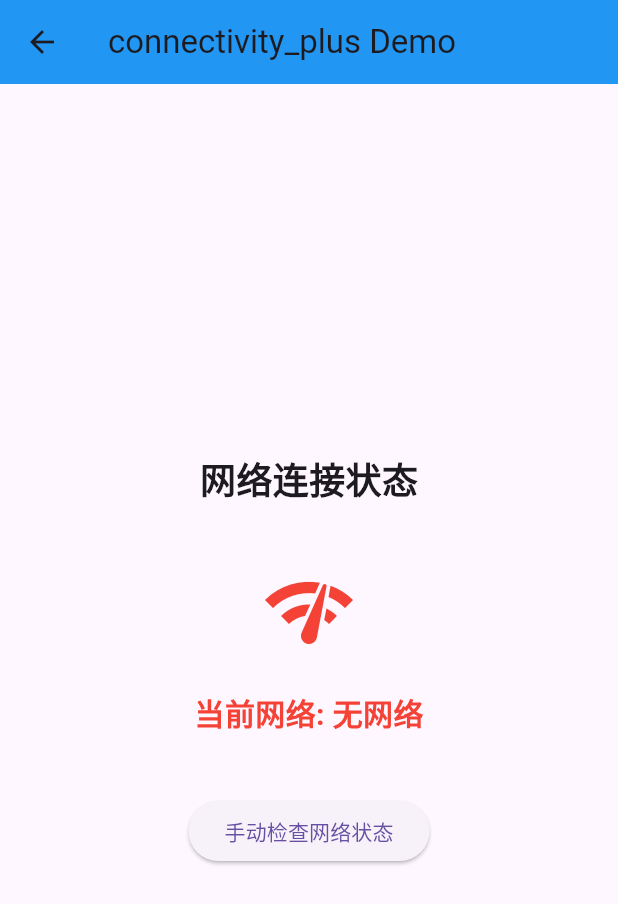
After one commit to haoyuedada/my_app_3_35, a Flutter app: the ConnectivityPlusDemo screen opened directly, after a tap on "手动检查网络状态", on a phone screen of 412 x 824 dp. The commit adds this screen. Shown: the top 904 px of the screen. Run offline on Flutter 3.47's test engine with Material 3 defaults, Android fonts, the phone set to English and light mode, and no system bars; our stand-ins replace audioplayers, connectivity_plus, fluttertoast; missing offline and left inert: flutter_inappwebview; statements that could not run were skipped.

Commit message:
add connectivity_plus

```diff
--- /dev/null
+++ b/lib/samples/connectivity_plus_demo.dart
@@ -0,0 +1,112 @@
+import 'package:flutter/material.dart';
+import 'package:connectivity_plus/connectivity_plus.dart';
+
+class ConnectivityPlusDemo extends StatefulWidget {
+  @override
+  _ConnectivityPlusDemoState createState() => _ConnectivityPlusDemoState();
+}
+
+class _ConnectivityPlusDemoState extends State<ConnectivityPlusDemo> {
+  ConnectivityResult _connectivityResult = ConnectivityResult.none;
+  late Stream<ConnectivityResult> _connectivityStream;
+
+  @override
+  void initState() {
+    super.initState();
+    // 初始化网络连接状态
+    _initializeConnectivity();
+    // 监听网络连接状态变化
+    _connectivityStream = Connectivity().onConnectivityChanged;
+    // 监听网络连接状态变化
+    _connectivityStream.listen((result) {
+      setState(() {
+        _connectivityResult = result;
+      });
+    });
+  }
+
+  // 初始化网络连接状态
+  Future<void> _initializeConnectivity() async {
+    try {
+      final result = await Connectivity().checkConnectivity();
+      setState(() {
+        _connectivityResult = result;
+      });
+    } catch (e) {
+      print('获取网络连接状态失败: $e');
+    }
+  }
+
+  // 获取网络连接状态的描述
+  String _getConnectivityDescription(ConnectivityResult result) {
+    switch (result) {
+      case ConnectivityResult.wifi:
+        return 'WiFi';
+      case ConnectivityResult.mobile:
+        return '移动网络';
+      case ConnectivityResult.ethernet:
+        return '以太网';
+      case ConnectivityResult.none:
+        return '无网络';
+      default:
+        return '未知';
+    }
+  }
+
+  // 获取网络连接状态的颜色
+  Color _getConnectivityColor(ConnectivityResult result) {
+    switch (result) {
+      case ConnectivityResult.wifi:
+      case ConnectivityResult.mobile:
+      case ConnectivityResult.ethernet:
+        return Colors.green;
+      case ConnectivityResult.none:
+        return Colors.red;
+      default:
+        return Colors.grey;
+    }
+  }
+
+  @override
+  Widget build(BuildContext context) {
+    return Scaffold(
+      appBar: AppBar(
+        title: Text('connectivity_plus Demo'),
+        backgroundColor: Colors.blue,
+      ),
+      body: Center(
+        child: Column(
+          mainAxisAlignment: MainAxisAlignment.center,
+          children: [
+            Text(
+              '网络连接状态',
+              style: TextStyle(fontSize: 24, fontWeight: FontWeight.bold),
+            ),
+            SizedBox(height: 40),
+            // 显示当前网络连接状态
+            Icon(
+              Icons.network_check,
+              size: 64,
+              color: _getConnectivityColor(_connectivityResult),
+            ),
+            SizedBox(height: 20),
+            Text(
+              '当前网络: ${_getConnectivityDescription(_connectivityResult)}',
+              style: TextStyle(
+                fontSize: 20,
+                color: _getConnectivityColor(_connectivityResult),
+                fontWeight: FontWeight.bold,
+              ),
+            ),
+            SizedBox(height: 40),
+            // 手动检查网络连接状态
+            ElevatedButton(
+              onPressed: _initializeConnectivity,
+              child: Text('手动检查网络状态'),
+            ),
+          ],
+        ),
+      ),
+    );
+  }
+}
--- a/lib/samples/library_test_home.dart
+++ b/lib/samples/library_test_home.dart
@@ -1,5 +1,6 @@
 import 'package:flutter/material.dart';
 import 'audioplayers_demo.dart';
+import 'connectivity_plus_demo.dart';
 
 class LibraryTestHome extends StatefulWidget {
   @override
@@ -14,6 +15,12 @@ class _LibraryTestHomeState extends State<LibraryTestHome> {
       description: '音频播放功能演示',
       keyword: 'audio audioplayers 音频 播放',
       builder: (context) => AudioplayersDemo(),
+    ),
+    FunctionItem(
+      title: 'connectivity_plus Demo',
+      description: '网络连接状态检测功能演示',
+      keyword: 'connectivity network 网络 连接 检测',
+      builder: (context) => ConnectivityPlusDemo(),
     ),
   ];
 
@@ -75,6 +82,8 @@ class _LibraryTestHomeState extends State<LibraryTestHome> {
   IconData _getIconForFunction(String title) {
     if (title.contains('audioplayers') || title.contains('音频')) {
       return Icons.music_note;
+    } else if (title.contains('connectivity') || title.contains('网络') || title.contains('连接')) {
+      return Icons.network_check;
     }
     return Icons.apps;
   }
--- a/pubspec.yaml
+++ b/pubspec.yaml
@@ -44,6 +44,10 @@ dependencies:
       url: "https://gitcode.com/openharmony-sig/flutter_audioplayers.git"
       path: "packages/audioplayers"
 
+  connectivity_plus:
+    git:
+      url: "https://gitee.com/openharmony-sig/flutter_plus_plugins.git"
+      path: "packages/connectivity_plus/connectivity_plus"
 
 dev_dependencies:
   flutter_test:
```
Also changed, not shown: 3 other files.
